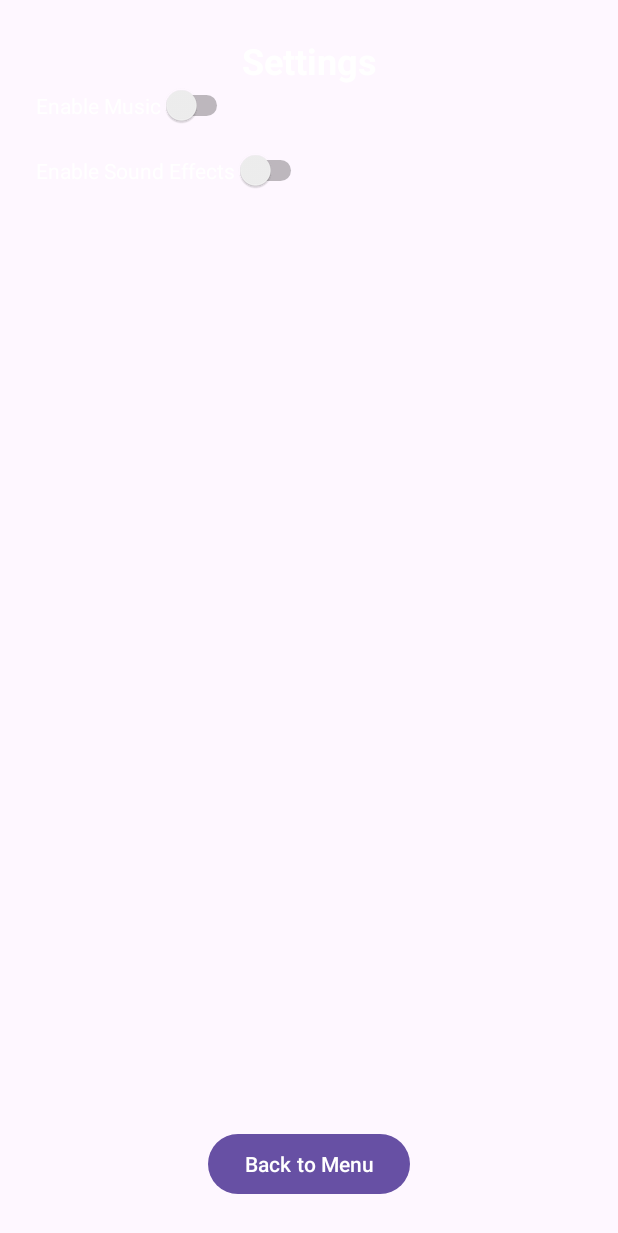
After one commit to Samestora/pemrograman-kotlin, an Android app: the fragment SettingsFragment placed in its activity, on a phone screen of 412 x 824 dp. The commit adds this screen. Shown: the top 1233 px of the screen. Run offline under Robolectric (Android 15) with nearby library versions, the phone set to English and light mode, and no system bars.

Commit message:
Fragmenting and add changing scene

```diff
--- a/app/build.gradle.kts
+++ b/app/build.gradle.kts
@@ -42,6 +42,8 @@ dependencies {
     implementation(libs.material)
     implementation(libs.androidx.activity)
     implementation(libs.androidx.constraintlayout)
+    implementation(libs.androidx.legacy.support.v4)
+    implementation(libs.androidx.lifecycle.livedata.ktx)
     testImplementation(libs.junit)
     androidTestImplementation(libs.androidx.junit)
     androidTestImplementation(libs.androidx.espresso.core)
--- a/app/src/main/java/com/sgdc/roguelike/MainActivity.kt
+++ b/app/src/main/java/com/sgdc/roguelike/MainActivity.kt
@@ -9,21 +9,37 @@ import androidx.core.view.ViewCompat
 import androidx.core.view.WindowInsetsCompat
 
 class MainActivity : AppCompatActivity() {
-    private val viewModel by viewModels<SplashScreen>()
+
+    private val viewModel: MainViewModel by viewModels()
+
     override fun onCreate(savedInstanceState: Bundle?) {
+        // Splash screen API
+        val splashScreen = installSplashScreen()
         super.onCreate(savedInstanceState)
-        installSplashScreen().apply {
-            setKeepOnScreenCondition {
-                !viewModel.isReady.value
-            }
+
+        splashScreen.setKeepOnScreenCondition {
+            viewModel.isReady.value == false
         }
 
         enableEdgeToEdge()
         setContentView(R.layout.activity_main)
-//        ViewCompat.setOnApplyWindowInsetsListener(findViewById(R.id.main)) { v, insets ->
-//            val systemBars = insets.getInsets(WindowInsetsCompat.Type.systemBars())
-//            v.setPadding(systemBars.left, systemBars.top, systemBars.right, systemBars.bottom)
-//            insets
-//        }
+
+        // Observe navigation
+        viewModel.currentScreen.observe(this) { screen ->
+            val fragment = when (screen) {
+                Screen.Menu -> MenuFragment()
+                Screen.Battle -> BattleFragment()
+                Screen.Settings -> SettingsFragment()
+            }
+
+            supportFragmentManager.beginTransaction()
+                .replace(R.id.fragmentContainer, fragment)
+                .commit()
+        }
+
+        // Simulate loading work (you can replace this with real init)
+        window.decorView.postDelayed({
+            viewModel.finishLoading()
+        }, 1500)
     }
 }
--- /dev/null
+++ b/app/src/main/java/com/sgdc/roguelike/MainViewModel.kt
@@ -0,0 +1,28 @@
+package com.sgdc.roguelike;
+
+import androidx.lifecycle.LiveData
+import androidx.lifecycle.MutableLiveData
+import androidx.lifecycle.ViewModel;
+
+class MainViewModel : ViewModel() {
+
+    // splash ready state
+    private val _isReady = MutableLiveData(false)
+    val isReady: LiveData<Boolean> get() = _isReady
+
+    // navigation state
+    private val _currentScreen = MutableLiveData<Screen>(Screen.Menu)
+    val currentScreen: LiveData<Screen> get() = _currentScreen
+
+    fun finishLoading() {
+        _isReady.value = true
+    }
+
+    fun navigateTo(screen: Screen) {
+        _currentScreen.value = screen
+    }
+}
+
+enum class Screen {
+    Menu, Battle, Settings
+}
--- /dev/null
+++ b/app/src/main/java/com/sgdc/roguelike/MenuFragment.kt
@@ -0,0 +1,37 @@
+package com.sgdc.roguelike;
+
+import android.os.Bundle
+import android.view.LayoutInflater
+import android.view.View
+import android.view.ViewGroup
+import android.widget.ImageButton
+import androidx.fragment.app.Fragment
+import androidx.fragment.app.activityViewModels
+
+class MenuFragment : Fragment() {
+
+    private val viewModel: MainViewModel by activityViewModels()
+
+    override fun onCreateView(
+        inflater: LayoutInflater, container: ViewGroup?,
+        savedInstanceState: Bundle?
+    ): View {
+        return inflater.inflate(R.layout.fragment_menu, container, false)
+    }
+
+    override fun onViewCreated(view: View, savedInstanceState: Bundle?) {
+        super.onViewCreated(view, savedInstanceState)
+
+        view.findViewById<ImageButton>(R.id.playGameButton).setOnClickListener {
+            viewModel.navigateTo(Screen.Battle)
+        }
+
+        view.findViewById<ImageButton>(R.id.settingImageButton).setOnClickListener {
+            viewModel.navigateTo(Screen.Settings)
+        }
+
+        view.findViewById<ImageButton>(R.id.exitImageButton).setOnClickListener {
+            requireActivity().finish()
+        }
+    }
+}
--- /dev/null
+++ b/app/src/main/java/com/sgdc/roguelike/SettingsFragment.kt
@@ -0,0 +1,30 @@
+package com.sgdc.roguelike
+
+import android.os.Bundle
+import android.view.LayoutInflater
+import android.view.View
+import android.view.ViewGroup
+import android.widget.Button
+import androidx.fragment.app.Fragment
+import androidx.fragment.app.activityViewModels
+
+class SettingsFragment : Fragment() {
+
+    private val viewModel: MainViewModel by activityViewModels()
+
+    override fun onCreateView(
+        inflater: LayoutInflater, container: ViewGroup?,
+        savedInstanceState: Bundle?
+    ): View {
+        return inflater.inflate(R.layout.fragment_settings, container, false)
+    }
+
+    override fun onViewCreated(view: View, savedInstanceState: Bundle?) {
+        super.onViewCreated(view, savedInstanceState)
+
+        // Example: back button goes back to menu
+        view.findViewById<Button>(R.id.backToMenuButton)?.setOnClickListener {
+            viewModel.navigateTo(Screen.Menu)
+        }
+    }
+}
--- a/app/src/main/res/layout/activity_battle.xml
+++ /dev/null
@@ -1,6 +0,0 @@
-<?xml version="1.0" encoding="utf-8"?>
-<androidx.constraintlayout.widget.ConstraintLayout xmlns:android="http://schemas.android.com/apk/res/android"
-             android:layout_width="match_parent"
-             android:layout_height="match_parent">
-
-</androidx.constraintlayout.widget.ConstraintLayout>
--- /dev/null
+++ b/app/src/main/res/layout/fragment_settings.xml
@@ -0,0 +1,48 @@
+<?xml version="1.0" encoding="utf-8"?>
+<androidx.constraintlayout.widget.ConstraintLayout xmlns:android="http://schemas.android.com/apk/res/android"
+                                                   xmlns:app="http://schemas.android.com/apk/res-auto"
+                                                   android:layout_width="match_parent"
+                                                   android:layout_height="match_parent"
+                                                   android:padding="24dp">
+
+    <TextView
+        android:id="@+id/settingsTitle"
+        android:layout_width="wrap_content"
+        android:layout_height="wrap_content"
+        android:text="Settings"
+        android:textSize="24sp"
+        android:textStyle="bold"
+        android:textColor="@android:color/white"
+        app:layout_constraintTop_toTopOf="parent"
+        app:layout_constraintStart_toStartOf="parent"
+        app:layout_constraintEnd_toEndOf="parent" />
+
+    <Switch
+        android:id="@+id/musicToggle"
+        android:layout_width="wrap_content"
+        android:layout_height="wrap_content"
+        android:text="Enable Music"
+        android:textColor="@android:color/white"
+        app:layout_constraintTop_toBottomOf="@id/settingsTitle"
+        app:layout_constraintStart_toStartOf="parent" />
+
+    <Switch
+        android:id="@+id/sfxToggle"
+        android:layout_width="wrap_content"
+        android:layout_height="wrap_content"
+        android:text="Enable Sound Effects"
+        android:textColor="@android:color/white"
+        app:layout_constraintTop_toBottomOf="@id/musicToggle"
+        app:layout_constraintStart_toStartOf="parent"
+        android:layout_marginTop="16dp" />
+
+    <Button
+        android:id="@+id/backToMenuButton"
+        android:layout_width="wrap_content"
+        android:layout_height="wrap_content"
+        android:text="Back to Menu"
+        app:layout_constraintBottom_toBottomOf="parent"
+        app:layout_constraintStart_toStartOf="parent"
+        app:layout_constraintEnd_toEndOf="parent" />
+
+</androidx.constraintlayout.widget.ConstraintLayout>
--- a/gradle/libs.versions.toml
+++ b/gradle/libs.versions.toml
@@ -12,6 +12,8 @@ lifecycleViewmodelKtx = "2.8.7"
 material = "1.10.0"
 activity = "1.8.0"
 constraintlayout = "2.1.4"
+legacySupportV4 = "1.0.0"
+lifecycleLivedataKtx = "2.9.3"
 
 [libraries]
 androidx-core-ktx = { group = "androidx.core", name = "core-ktx", version.ref = "coreKtx" }
@@ -25,6 +27,8 @@ androidx-appcompat = { group = "androidx.appcompat", name = "appcompat", version
 material = { group = "com.google.android.material", name = "material", version.ref = "material" }
 androidx-activity = { group = "androidx.activity", name = "activity", version.ref = "activity" }
 androidx-constraintlayout = { group = "androidx.constraintlayout", name = "constraintlayout", version.ref = "constraintlayout" }
+androidx-legacy-support-v4 = { group = "androidx.legacy", name = "legacy-support-v4", version.ref = "legacySupportV4" }
+androidx-lifecycle-livedata-ktx = { group = "androidx.lifecycle", name = "lifecycle-livedata-ktx", version.ref = "lifecycleLivedataKtx" }
 
 [plugins]
 android-application = { id = "com.android.application", version.ref = "agp" }
```
Also changed, not shown: app/src/main/java/com/sgdc/roguelike/BattleFragment.kt (added, +30 -0 lines), app/src/main/java/com/sgdc/roguelike/BattleViewModel.kt (added, +7 -0 lines), app/src/main/res/layout/activity_main.xml (+4 -88 lines), app/src/main/res/layout/fragment_battle.xml (added, +19 -0 lines), app/src/main/res/layout/fragment_menu.xml (added, +98 -0 lines).
